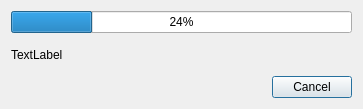
akupiec/specttt, file progressdialog.ui: the form before one commit.
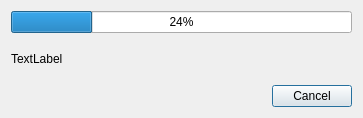
The form after the commit.

Commit message: fix progress bar and eta

```diff
--- a/progressdialog.ui
+++ b/progressdialog.ui
@@ -7,7 +7,7 @@
     <x>0</x>
     <y>0</y>
     <width>363</width>
-    <height>109</height>
+    <height>118</height>
    </rect>
   </property>
   <property name="windowTitle">
```
Left out of the diff: 4 changed lines with no effect on the pictures. The commit also changes 2 other files.
